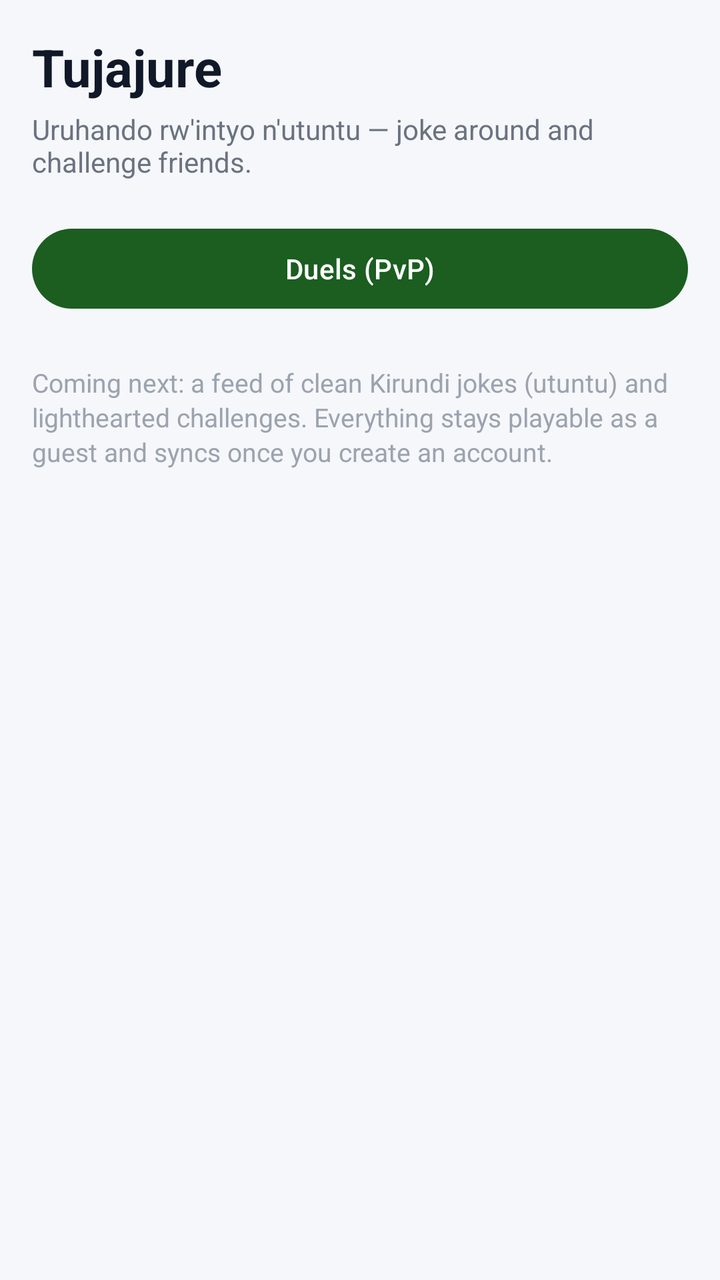
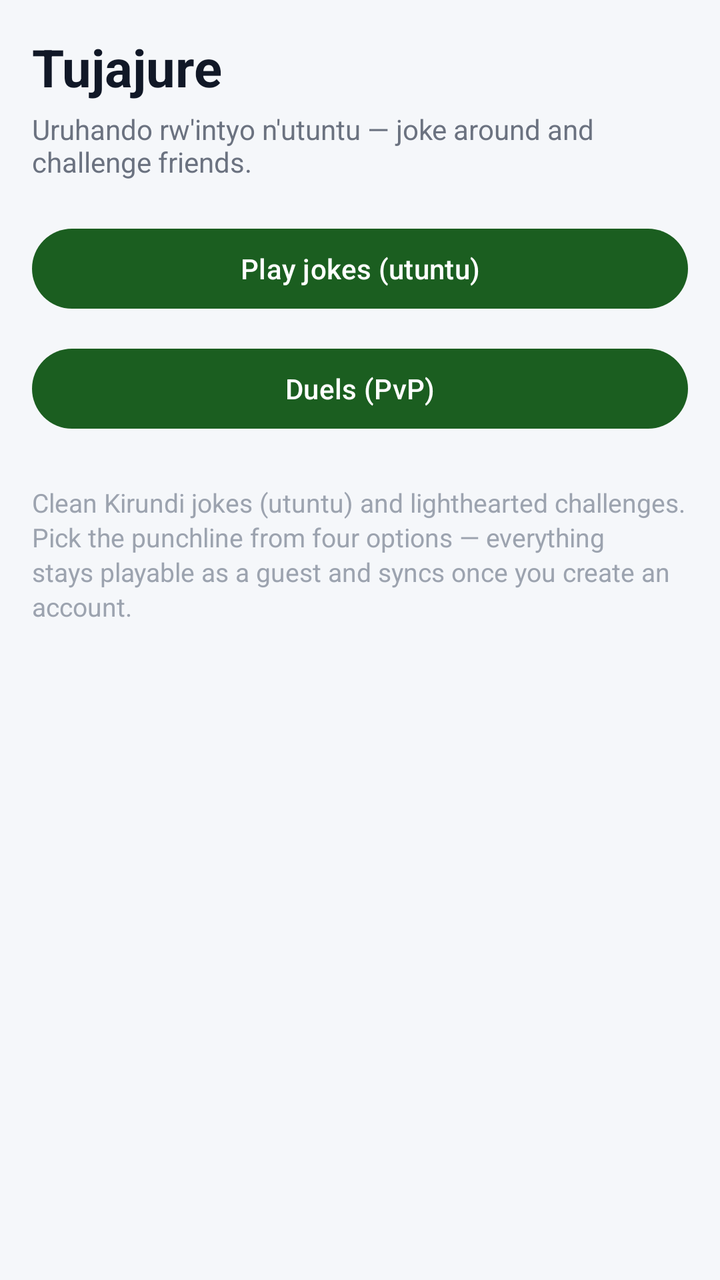

Screens rendered from an Android XML layout before and after an edit, with the pre-edit source and the edit as a unified diff.
<!-- AndroidManifest.xml: application theme Theme.Rinjora -->
<!-- res/layout/fragment_tujajure.xml -->
<?xml version="1.0" encoding="utf-8"?>
<ScrollView xmlns:android="http://schemas.android.com/apk/res/android"
    xmlns:app="http://schemas.android.com/apk/res-auto"
    xmlns:tools="http://schemas.android.com/tools"
    android:layout_width="match_parent"
    android:layout_height="match_parent"
    android:fillViewport="true"
    android:background="@color/brand_background"
    tools:context=".game.TujajureFragment">

    <LinearLayout
        android:layout_width="match_parent"
        android:layout_height="wrap_content"
        android:orientation="vertical"
        android:padding="16dp">

        <TextView
            android:layout_width="match_parent"
            android:layout_height="wrap_content"
            android:text="Tujajure"
            android:textSize="26sp"
            android:textStyle="bold"
            android:textColor="@color/text_primary" />

        <TextView
            android:layout_width="match_parent"
            android:layout_height="wrap_content"
            android:layout_marginTop="4dp"
            android:text="Uruhando rw'intyo n'utuntu — joke around and challenge friends."
            android:textSize="14sp"
            android:textColor="@color/text_secondary" />

        <com.google.android.material.button.MaterialButton
            android:id="@+id/btn_duels"
            style="@style/Widget.Material3.Button"
            android:layout_width="match_parent"
            android:layout_height="wrap_content"
            android:layout_marginTop="20dp"
            android:text="Duels (PvP)" />

        <TextView
            android:layout_width="match_parent"
            android:layout_height="wrap_content"
            android:layout_marginTop="24dp"
            android:text="Coming next: a feed of clean Kirundi jokes (utuntu) and lighthearted challenges. Everything stays playable as a guest and syncs once you create an account."
            android:textSize="13sp"
            android:textColor="@color/text_muted"
            android:lineSpacingExtra="2dp" />

    </LinearLayout>

</ScrollView>
<!-- resources referenced by this layout -->
<resources>
  <color name="brand_background">#F5F7FA</color>
  <color name="text_muted">#9CA3AF</color>
  <color name="text_primary">#111827</color>
  <color name="text_secondary">#6B7280</color>
  <style name="Theme.Rinjora" parent="Theme.Material3.Light.NoActionBar">
          <item name="colorPrimary">@color/brand_primary</item>
          <item name="colorOnPrimary">@color/brand_on_primary</item>
          <item name="colorPrimaryContainer">@color/brand_primary_container</item>
          <item name="colorOnPrimaryContainer">@color/brand_on_primary_container</item>
  
          <item name="colorSecondary">@color/brand_secondary</item>
          <item name="colorOnSecondary">@color/brand_on_secondary</item>
          <item name="colorSecondaryContainer">@color/brand_secondary_container</item>
          <item name="colorOnSecondaryContainer">@color/brand_on_secondary_container</item>
  
          <item name="colorTertiary">@color/brand_secondary</item>
          <item name="colorOnTertiary">@color/brand_on_secondary</item>
  
          <item name="colorError">@color/brand_error</item>
          <item name="colorOnError">@color/brand_on_error</item>
          <item name="colorErrorContainer">@color/brand_error_container</item>
          <item name="colorOnErrorContainer">@color/brand_on_error_container</item>
  
          <item name="android:colorBackground">@color/brand_background</item>
          <item name="colorOnBackground">@color/brand_on_background</item>
  
          <item name="colorSurface">@color/brand_surface</item>
          <item name="colorOnSurface">@color/brand_on_surface</item>
          <item name="colorSurfaceVariant">@color/brand_surface_variant</item>
          <item name="colorOnSurfaceVariant">@color/brand_on_surface_variant</item>
  
          <item name="colorOutline">@color/brand_outline</item>
          <item name="colorOutlineVariant">@color/brand_outline_variant</item>
  
          <item name="android:statusBarColor" tools:targetApi="21">@color/brand_primary_dark</item>
          <item name="android:navigationBarColor" tools:targetApi="21">@color/brand_surface</item>
          <item name="android:windowLightStatusBar" tools:targetApi="23">false</item>
          <item name="android:windowOptOutEdgeToEdgeEnforcement" tools:targetApi="35">true</item>
      </style>
  <color name="brand_primary">#1B5E20</color>
  <color name="brand_on_primary">#FFFFFF</color>
  <color name="brand_primary_container">#C8E6C9</color>
  <color name="brand_on_primary_container">#0D3310</color>
  <color name="brand_secondary">#E8A33D</color>
  <color name="brand_on_secondary">#1F2937</color>
  <color name="brand_secondary_container">#FBE9C9</color>
  <color name="brand_on_secondary_container">#6B4A00</color>
  <color name="brand_error">#DC2626</color>
  <color name="brand_on_error">#FFFFFF</color>
  <color name="brand_error_container">#FEE2E2</color>
  <color name="brand_on_error_container">#991B1B</color>
  <color name="brand_on_background">#111827</color>
  <color name="brand_surface">#FFFFFF</color>
  <color name="brand_on_surface">#111827</color>
  <color name="brand_surface_variant">#EEF1F5</color>
  <color name="brand_on_surface_variant">#6B7280</color>
  <color name="brand_outline">#D1D5DB</color>
  <color name="brand_outline_variant">#E5E7EB</color>
  <color name="brand_primary_dark">#0D3310</color>
</resources>

<!-- the commit's change to res/layout/fragment_tujajure.xml (unified diff, before → after) -->
@@ -31,18 +31,26 @@
             android:textColor="@color/text_secondary" />
 
         <com.google.android.material.button.MaterialButton
+            android:id="@+id/btn_jokes"
+            style="@style/Widget.Material3.Button"
+            android:layout_width="match_parent"
+            android:layout_height="wrap_content"
+            android:layout_marginTop="20dp"
+            android:text="Play jokes (utuntu)" />
+
+        <com.google.android.material.button.MaterialButton
             android:id="@+id/btn_duels"
             style="@style/Widget.Material3.Button"
             android:layout_width="match_parent"
             android:layout_height="wrap_content"
-            android:layout_marginTop="20dp"
+            android:layout_marginTop="12dp"
             android:text="Duels (PvP)" />
 
         <TextView
             android:layout_width="match_parent"
             android:layout_height="wrap_content"
             android:layout_marginTop="24dp"
-            android:text="Coming next: a feed of clean Kirundi jokes (utuntu) and lighthearted challenges. Everything stays playable as a guest and syncs once you create an account."
+            android:text="Clean Kirundi jokes (utuntu) and lighthearted challenges. Pick the punchline from four options — everything stays playable as a guest and syncs once you create an account."
             android:textSize="13sp"
             android:textColor="@color/text_muted"
             android:lineSpacingExtra="2dp" />
